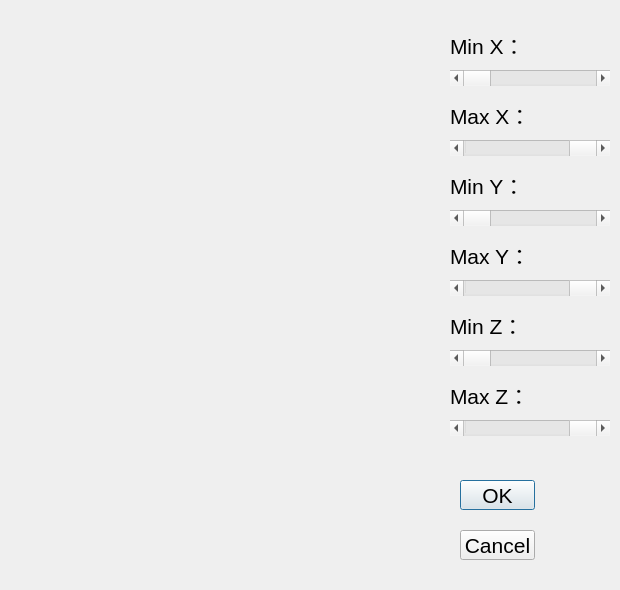
WSX741405/ITM_Auto_SCAN, file OBJ_Auto_SCAN/BoundingBoxTestDialog.ui: the form before one commit.
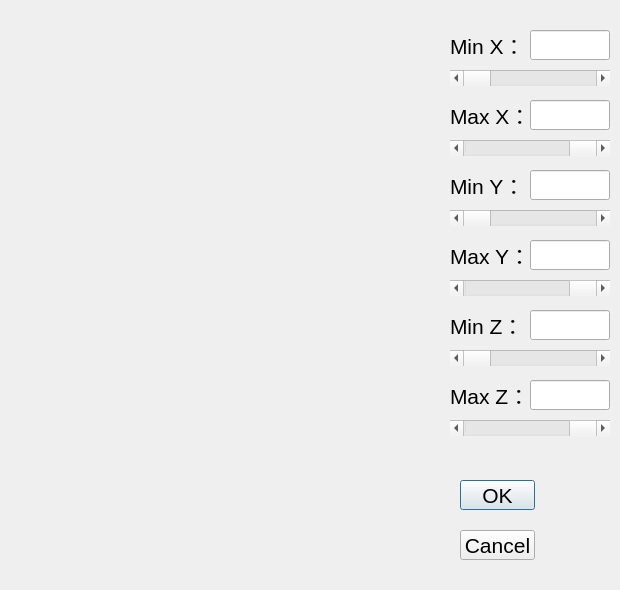
The form after the commit. Custom widgets are drawn as their Qt base class.

```diff
--- a/OBJ_Auto_SCAN/BoundingBoxTestDialog.ui
+++ b/OBJ_Auto_SCAN/BoundingBoxTestDialog.ui
@@ -317,7 +317,7 @@
     <string>Max Z：</string>
    </property>
   </widget>
-  <widget class="QLabel" name="_minXDisplayLabel">
+  <widget class="QLineEdit" name="_minXLineEdit">
    <property name="geometry">
     <rect>
      <x>530</x>
@@ -326,16 +326,8 @@
      <height>30</height>
     </rect>
    </property>
-   <property name="font">
-    <font>
-     <pointsize>16</pointsize>
-    </font>
-   </property>
-   <property name="text">
-    <string/>
-   </property>
   </widget>
-  <widget class="QLabel" name="_maxXDisplayLabel">
+  <widget class="QLineEdit" name="_maxXLineEdit">
    <property name="geometry">
     <rect>
      <x>530</x>
@@ -344,16 +336,8 @@
      <height>30</height>
     </rect>
    </property>
-   <property name="font">
-    <font>
-     <pointsize>16</pointsize>
-    </font>
-   </property>
-   <property name="text">
-    <string/>
-   </property>
   </widget>
-  <widget class="QLabel" name="_minYDisplayLabel">
+  <widget class="QLineEdit" name="_minYLineEdit">
    <property name="geometry">
     <rect>
      <x>530</x>
@@ -362,16 +346,8 @@
      <height>30</height>
     </rect>
    </property>
-   <property name="font">
-    <font>
-     <pointsize>16</pointsize>
-    </font>
-   </property>
-   <property name="text">
-    <string/>
-   </property>
   </widget>
-  <widget class="QLabel" name="_maxYDisplayLabel">
+  <widget class="QLineEdit" name="_maxYLineEdit">
    <property name="geometry">
     <rect>
      <x>530</x>
@@ -380,16 +356,8 @@
      <height>30</height>
     </rect>
    </property>
-   <property name="font">
-    <font>
-     <pointsize>16</pointsize>
-    </font>
-   </property>
-   <property name="text">
-    <string/>
-   </property>
   </widget>
-  <widget class="QLabel" name="_minZDisplayLabel">
+  <widget class="QLineEdit" name="_minZLineEdit">
    <property name="geometry">
     <rect>
      <x>530</x>
@@ -398,16 +366,8 @@
      <height>30</height>
     </rect>
    </property>
-   <property name="font">
-    <font>
-     <pointsize>16</pointsize>
-    </font>
-   </property>
-   <property name="text">
-    <string/>
-   </property>
   </widget>
-  <widget class="QLabel" name="_maxZDisplayLabel">
+  <widget class="QLineEdit" name="_maxZLineEdit">
    <property name="geometry">
     <rect>
      <x>530</x>
@@ -416,14 +376,6 @@
      <height>30</height>
     </rect>
    </property>
-   <property name="font">
-    <font>
-     <pointsize>16</pointsize>
-    </font>
-   </property>
-   <property name="text">
-    <string/>
-   </property>
   </widget>
  </widget>
  <customwidgets>
```
